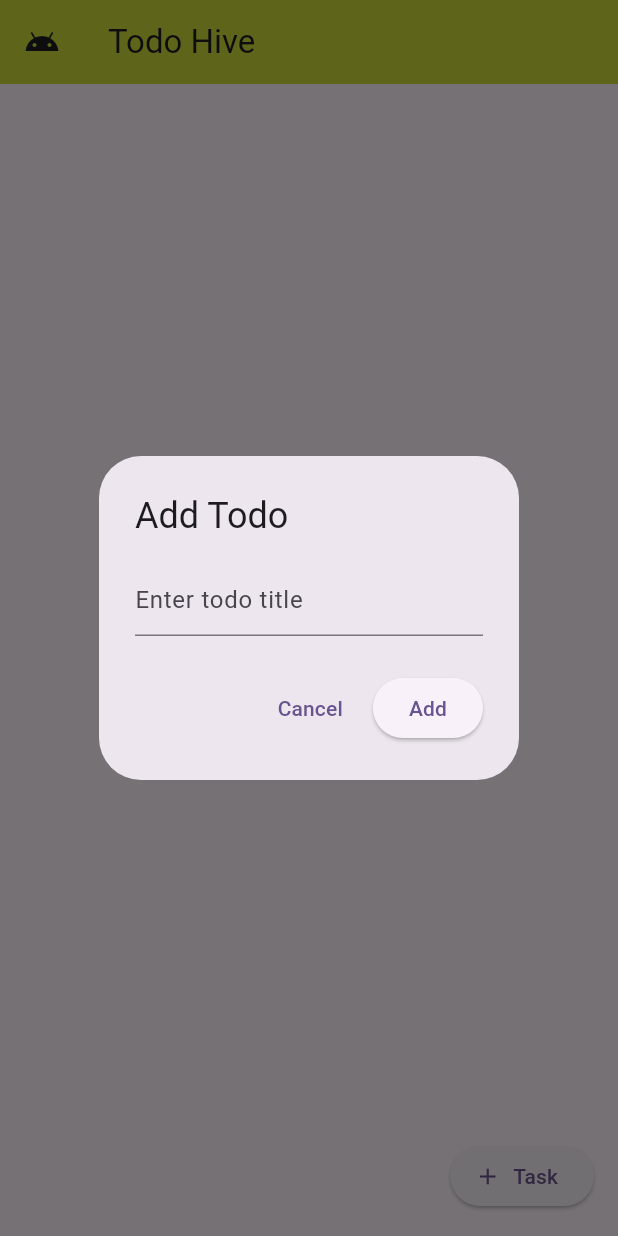
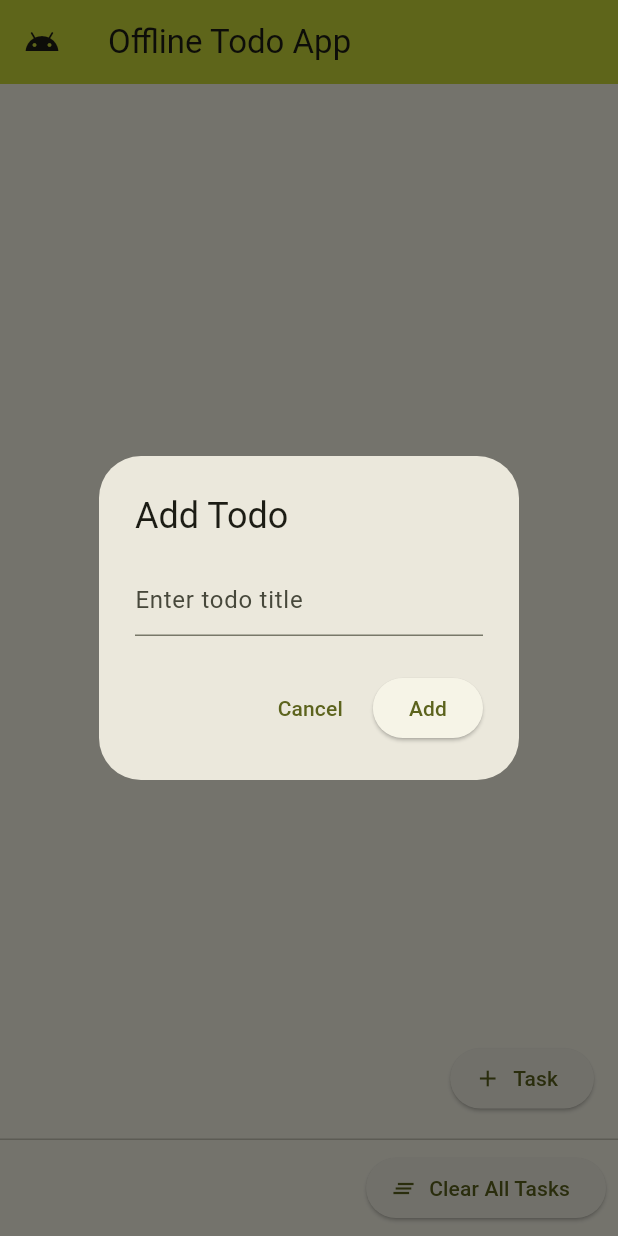
Before and after one commit to Mohsin0700/Local_Storage_Hive, a Flutter app: the screen it shows after launch, after a tap on "Task", on a phone screen of 412 x 824 dp. Run offline on Flutter 3.47's test engine with Material 3 defaults, Android fonts, the phone set to English and light mode, and no system bars; our stand-ins replace hive_ce; accounts and stored records are empty.

Commit message:
Files are updated

```diff
--- a/lib/main.dart
+++ b/lib/main.dart
@@ -33,7 +33,7 @@ class MyApp extends StatelessWidget {
       title: 'Flutter Demo',
       theme: ThemeData(
         appBarTheme: AppBarThemeData(backgroundColor: Colors.lime),
-        colorScheme: ColorScheme.fromSeed(seedColor: Colors.deepPurple),
+        colorScheme: ColorScheme.fromSeed(seedColor: Colors.limeAccent),
       ),
       home: const HomeScreen(),
     );
--- a/lib/screens/home.dart
+++ b/lib/screens/home.dart
@@ -10,49 +10,83 @@ class HomeScreen extends StatefulWidget {
 }
 
 class _HomeScreenState extends State<HomeScreen> {
-  bool _isWidgetBuilt = false;
-  late HomeViewmodel homeViewmodel;
-
+  late Color delIconColor = Colors.grey[600]!;
   @override
   void initState() {
     super.initState();
     WidgetsBinding.instance.addPostFrameCallback((_) {
-      homeViewmodel = Provider.of<HomeViewmodel>(context, listen: false)
-        ..init();
-      homeViewmodel.init();
-      _isWidgetBuilt = true;
-      setState(() {});
+      // init sirf ek dafa, aur context safe hone ke baad
+      final vm = Provider.of<HomeViewmodel>(context, listen: false);
+      vm.init();
     });
   }
 
   @override
   Widget build(BuildContext context) {
     print('Home View Build');
-
     return Scaffold(
       appBar: AppBar(
         leading: Icon(Icons.android_sharp),
-        title: Text('Todo Hive'),
+        title: Text('Offline Todo App'),
       ),
-      body: _isWidgetBuilt
-          ? ListView.builder(
-              itemCount: homeViewmodel.todoList.length,
-              itemBuilder: (context, index) {
-                return Card(
-                  child: Column(
-                    children: [Text('Task ${homeViewmodel.todoList[index]}')],
+      body: Consumer<HomeViewmodel>(
+        builder: (context, vm, child) {
+          return ListView.builder(
+            physics: BouncingScrollPhysics(),
+            itemCount: vm.todoList.length,
+            itemBuilder: (context, index) {
+              final task = vm.todoList[index];
+              return Card(
+                child: ListTile(
+                  title: Text(task['task']),
+                  trailing: Row(
+                    mainAxisSize: MainAxisSize.min,
+                    children: [
+                      IconButton(
+                        onPressed: () {
+                          vm.toggleTaskDone(index);
+                        },
+                        icon: Icon(
+                          task['isDone']
+                              ? Icons.check_box_outlined
+                              : Icons.check_box_outline_blank,
+                        ),
+                      ),
+                      SizedBox(width: 10),
+                      IconButton(
+                        color: Colors.red,
+                        onPressed: () {
+                          vm.deleteTask(index);
+                        },
+                        icon: Icon(Icons.delete),
+                      ),
+                    ],
                   ),
-                );
-              },
-            )
-          : Center(child: CircularProgressIndicator()),
+                ),
+              );
+            },
+          );
+        },
+      ),
       floatingActionButton: ElevatedButton.icon(
         onPressed: () {
-          homeViewmodel.showAddTaskDialog(context);
+          Provider.of<HomeViewmodel>(
+            context,
+            listen: false,
+          ).showAddTaskDialog(context);
         },
         label: Text('Task'),
         icon: Icon(Icons.add),
       ),
+      persistentFooterButtons: [
+        ElevatedButton.icon(
+          icon: Icon(Icons.clear_all),
+          onPressed: () {
+            Provider.of<HomeViewmodel>(context, listen: false).clearAllTasks();
+          },
+          label: Text('Clear All Tasks'),
+        ),
+      ],
     );
   }
 }
--- a/lib/viewmodels/home_viewmodel.dart
+++ b/lib/viewmodels/home_viewmodel.dart
@@ -1,61 +1,149 @@
+import 'dart:convert';
 import 'package:flutter/material.dart';
 import 'package:hive_ce/hive.dart';
 import 'package:todo_local/widgets/add_todo.dart';
 
 class HomeViewmodel extends ChangeNotifier {
   late Box _myBox;
-  List<String> todoList = []; // ✅ Fixed: Initialize with empty list
-  final TextEditingController taskController =
-      TextEditingController(); // ✅ Fixed: Made public
+  List<Map<String, dynamic>> todoList = [];
+  final TextEditingController taskController = TextEditingController();
 
-  void init() async {
+  bool _initialized = false;
+
+  Future<void> init() async {
+    if (_initialized) return;
+    _initialized = true;
+
     print('Viewmodel initialized');
 
     _myBox = await Hive.openBox('myBox');
-    print('Hive Box initalized');
+    print('Hive Box initialized');
 
     print('Loading Tasks');
-    getTask();
+    await _loadTasksFromBox();
     notifyListeners();
   }
 
+  Future<void> _loadTasksFromBox() async {
+    if (!_myBox.isOpen) return;
+
+    if (!_myBox.containsKey('todos')) {
+      todoList = [];
+      print('No todos key found, starting with empty list.');
+      return;
+    }
+
+    final dynamic data = _myBox.get('todos');
+    print('Raw data from box: $data (type: ${data.runtimeType})');
+
+    // Normalize into List<Map<String, dynamic>>
+    try {
+      todoList = _normalizeToTodoList(data);
+      print('Normalized todoList: $todoList');
+      // Persist normalized format back to Hive (migration)
+      await _myBox.put('todos', todoList);
+      print('Migrated/stored normalized todos back to Hive.');
+    } catch (e, st) {
+      print('Failed to normalize todos from Hive: $e\n$st');
+      // fallback to empty
+      todoList = [];
+    }
+  }
+
+  // Helper method to normalize various stored formats into List<Map<String, dynamic>>
+  List<Map<String, dynamic>> _normalizeToTodoList(dynamic data) {
+    // If data already List<Map>, try to cast safely
+    if (data is List) {
+      final List<Map<String, dynamic>> out = [];
+      for (var item in data) {
+        if (item is Map) {
+          // ensure Map<String, dynamic>
+          out.add(Map<String, dynamic>.from(item));
+        } else if (item is String) {
+          // treat it as plain task string
+          out.add({'task': item, 'isDone': false});
+        } else {
+          // unknown element type: try converting by toString()
+          out.add({'task': item.toString(), 'isDone': false});
+        }
+      }
+      return out;
+    }
+
+    // If data is a String it might be a JSON encoded list or single task
+    if (data is String) {
+      final trimmed = data.trim();
+      // try parse as JSON
+      try {
+        final decoded = jsonDecode(trimmed);
+        // recursively normalize decoded value
+        return _normalizeToTodoList(decoded);
+      } catch (_) {
+        // not JSON — treat as single task string
+        return [
+          {'task': data, 'isDone': false},
+        ];
+      }
+    }
+
+    // If it's a Map (single task saved wrongly), convert to list
+    if (data is Map) {
+      return [Map<String, dynamic>.from(data)];
+    }
+
+    // anything else — make safe fallback
+    return [];
+  }
+
+  // Helper method to show AddTaskDialog
   Future<dynamic> showAddTaskDialog(BuildContext context) {
     return showDialog(
       context: context,
       builder: (context) {
         return AddTodo(
-          controller: taskController, // ✅ Fixed: Pass controller
+          controller: taskController,
           onPressed: () {
-            addTask(taskController.text, context); // ✅ Fixed: Pass context
+            addTask(taskController.text, context);
           },
         );
       },
     );
   }
 
+  // Helper method to add task
   void addTask(String task, BuildContext context) {
     print('Add Task Button Called');
-    if (task.trim().isEmpty) return; // ✅ Added: Validation
+    if (task.trim().isEmpty) return;
 
-    todoList.add(task);
+    todoList.add({'task': task, 'isDone': false});
     _myBox.put('todos', todoList);
     taskController.clear();
-    Navigator.of(context).pop(); // ✅ Fixed: Close dialog
+    Navigator.of(context).pop();
     notifyListeners();
   }
 
   void getTask() {
-    if (_myBox.containsKey('todos')) {
-      // ✅ Fixed: Proper type casting and moved else block
-      final dynamic data = _myBox.get('todos');
-      if (data is List) {
-        todoList = List<String>.from(data);
-      } else {
-        todoList = [];
-      }
-    } else {
-      todoList = [];
-    }
+    // public reload if needed
+    _loadTasksFromBox().then((_) => notifyListeners());
+  }
+
+  void deleteTask(int index) {
+    if (index < 0 || index >= todoList.length) return;
+    todoList.removeAt(index);
+    _myBox.put('todos', todoList);
+    notifyListeners();
+  }
+
+  void toggleTaskDone(int index) {
+    if (index < 0 || index >= todoList.length) return;
+    todoList[index]['isDone'] = !(todoList[index]['isDone'] as bool);
+    _myBox.put('todos', todoList);
+    notifyListeners();
+  }
+
+  void clearAllTasks() {
+    todoList.clear();
+    _myBox.put('todos', todoList);
     notifyListeners();
   }
 
--- a/lib/widgets/add_todo.dart
+++ b/lib/widgets/add_todo.dart
@@ -10,6 +10,7 @@ class AddTodo extends StatelessWidget {
     return AlertDialog(
       title: Text('Add Todo'),
       content: TextField(
+        controller: controller,
         decoration: InputDecoration(hintText: 'Enter todo title'),
       ),
       actions: [
```
Also changed, not shown: 1 other file.
